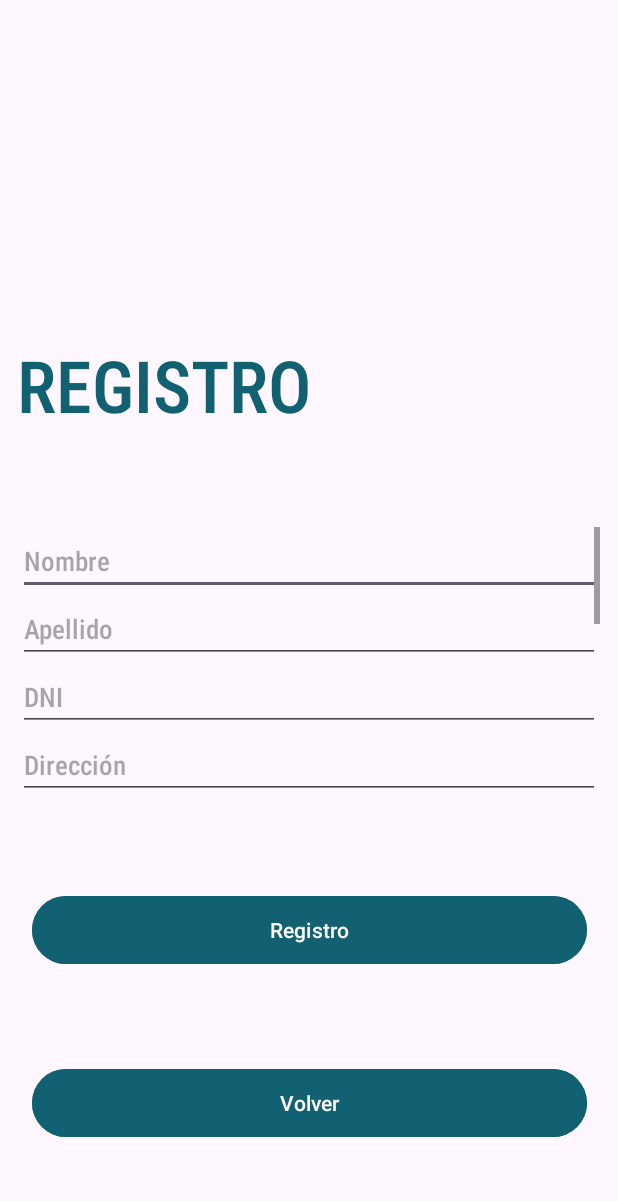
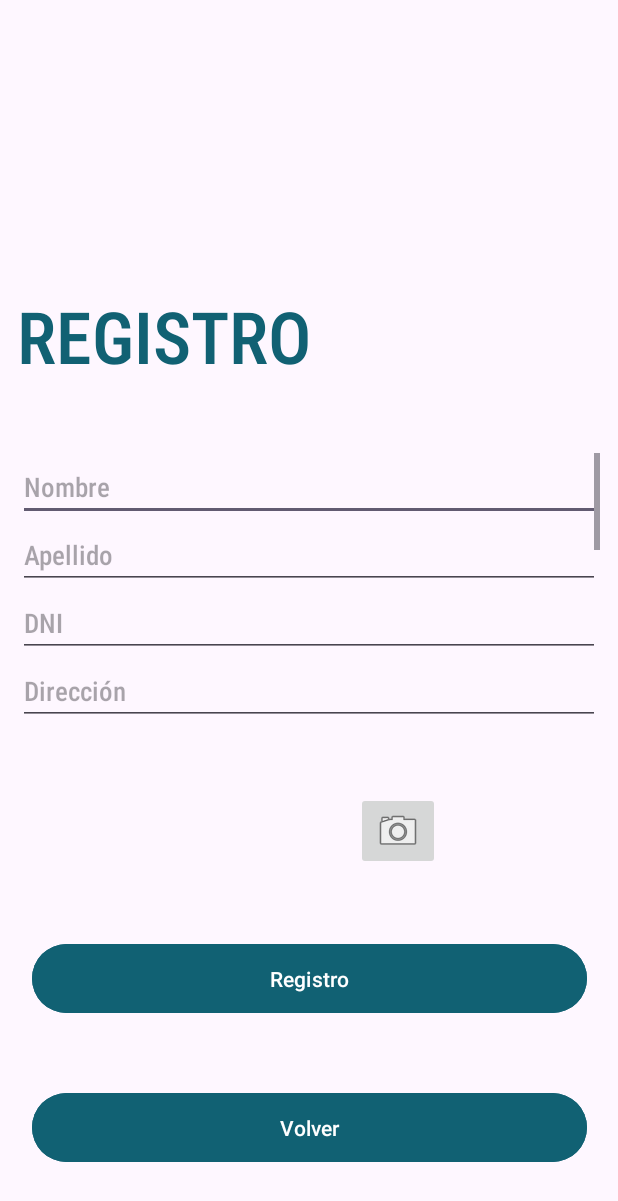
Before and after one commit to corderaa/ElorClass, an Android app: the RegisterActivity screen opened directly, with no data from a screen before it, on a phone screen of 412 x 824 dp. Shown: the top 1201 px of the screen. Run offline under Robolectric (Android 15) with nearby library versions, the phone set to English and light mode, and no system bars; 7 statements that could not run were skipped.

Commit message:
inicio de la cámara

```diff
--- a/app/src/main/AndroidManifest.xml
+++ b/app/src/main/AndroidManifest.xml
@@ -5,6 +5,9 @@
     <uses-permission android:name="android.permission.INTERNET" />
     <uses-permission android:name="android.permission.ACCESS_NETWORK_STATE" />
     <uses-permission android:name="android.permission.CHANGE_NETWORK_STATE" />
+    <uses-permission android:name="android.permission.CAMERA" />
+    <uses-permission android:name="android.permission.WRITE_EXTERNAL_STORAGE" />
+    <uses-permission android:name="android.permission.READ_EXTERNAL_STORAGE" />
     <uses-feature android:name="android.hardware.camera"
         android:required="true"/>
     <application
--- a/app/src/main/java/com/example/elorclass/RegisterActivity.kt
+++ b/app/src/main/java/com/example/elorclass/RegisterActivity.kt
@@ -3,13 +3,9 @@ package com.example.elorclass
 import android.content.Intent
 import android.net.ConnectivityManager
 import android.os.Bundle
-import android.view.View
-import android.widget.AdapterView
-import android.widget.ArrayAdapter
 import android.widget.Button
-import android.widget.CheckBox
 import android.widget.EditText
-import android.widget.Spinner
+import android.widget.ImageButton
 import android.widget.Toast
 import androidx.activity.enableEdgeToEdge
 import androidx.appcompat.app.AppCompatActivity
@@ -26,12 +22,11 @@ class RegisterActivity : AppCompatActivity() {
         val functionalities = Functionalities()
         val buttonRegister = findViewById<Button>(R.id.buttonRegister)
         val buttonGoBack = findViewById<Button>(R.id.buttonLogout)
+        val buttonCamera = findViewById<ImageButton>(R.id.imageButtonCamera)
         val years = ArrayList<String>()
         years.add(getString(R.string.first))
         years.add(getString(R.string.second))
-        val adapter = ArrayAdapter(this, android.R.layout.simple_spinner_item, years)
-        var selectedOption: String
-        var selectedOptionInteger : Int = 0
+        val selectedOptionInteger = 0
         val etName = findViewById<EditText>(R.id.editTextName)
         val etSurname = findViewById<EditText>(R.id.editTextSurname)
         val etId = findViewById<EditText>(R.id.editTextID)
@@ -131,6 +126,13 @@ class RegisterActivity : AppCompatActivity() {
                 ).show()
             }
         }
+
+        buttonCamera.setOnClickListener {
+            takePicture()
+        }
+    }
+
+    private fun takePicture() {
     }
 
     private fun autoCompleteData(
--- a/app/src/main/res/layout/register.xml
+++ b/app/src/main/res/layout/register.xml
@@ -34,7 +34,7 @@
         android:id="@+id/scrollView"
         android:layout_width="388dp"
         android:layout_height="180dp"
-        app:layout_constraintBottom_toTopOf="@+id/buttonRegister"
+        app:layout_constraintBottom_toTopOf="@+id/imageButtonCamera"
         app:layout_constraintTop_toBottomOf="@+id/textViewTitle"
         app:layout_constraintEnd_toEndOf="parent"
         app:layout_constraintStart_toStartOf="parent"
@@ -162,6 +162,30 @@
         </LinearLayout>
     </ScrollView>
 
+    <ImageView
+        android:id="@+id/imageView2"
+        android:layout_width="wrap_content"
+        android:layout_height="wrap_content"
+        tools:layout_editor_absoluteX="120dp"
+        tools:layout_editor_absoluteY="54dp"
+        app:layout_constraintBottom_toTopOf="@+id/buttonRegister"
+        app:layout_constraintTop_toBottomOf="@+id/scrollView"
+        app:layout_constraintStart_toStartOf="parent"
+        app:layout_constraintEnd_toStartOf="@id/imageButtonCamera"
+        tools:srcCompat="@tools:sample/avatars" />
+
+    <ImageButton
+        android:id="@+id/imageButtonCamera"
+        android:layout_width="wrap_content"
+        android:layout_height="wrap_content"
+        app:srcCompat="@android:drawable/ic_menu_camera"
+        app:layout_constraintBottom_toTopOf="@+id/buttonRegister"
+        app:layout_constraintTop_toBottomOf="@+id/scrollView"
+        app:layout_constraintEnd_toEndOf="parent"
+        app:layout_constraintStart_toEndOf="@id/imageView2"
+        tools:layout_editor_absoluteX="290dp"
+        tools:layout_editor_absoluteY="192dp" />
+
     <Button
         android:id="@+id/buttonRegister"
         android:layout_width="370dp"
@@ -172,7 +196,7 @@
         app:layout_constraintEnd_toEndOf="parent"
         app:layout_constraintHeight_percent="0.065"
         app:layout_constraintStart_toStartOf="parent"
-        app:layout_constraintTop_toBottomOf="@+id/scrollView"
+        app:layout_constraintTop_toBottomOf="@+id/imageButtonCamera"
         app:layout_constraintWidth_percent="0.9" />
 
     <Button
@@ -188,4 +212,6 @@
         app:layout_constraintTop_toBottomOf="@+id/buttonRegister"
         app:layout_constraintWidth_percent="0.9" />
 
+
+
 </androidx.constraintlayout.widget.ConstraintLayout>
```
